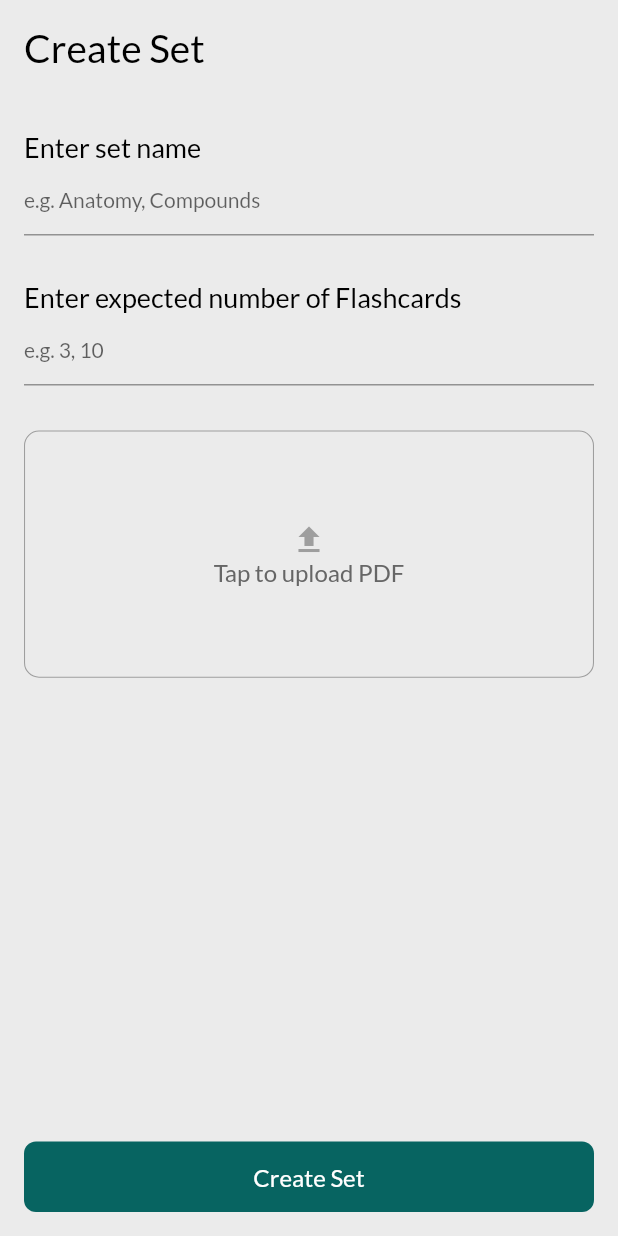
After one commit to bhav-khurana/inter-iit-prep, a Flutter app: the screen it shows after launch, item 3 of the bottom bar chosen, after a tap on "Create New +", on a phone screen of 412 x 824 dp. The commit adds this screen. Run offline on Flutter 3.47's test engine with Material 2 defaults, Android fonts, the phone set to English and light mode, and no system bars; our stand-ins replace animated_splash_screen, cloud_firestore, file_picker, firebase_core, floating_bottom_navigation_bar, google_fonts and 2 more; missing offline and left inert: pdf_text; accounts and stored records are empty.

Commit message:
set up edtech page

```diff
--- /dev/null
+++ b/lib/features/edTech/createSetPage.dart
@@ -0,0 +1,106 @@
+import 'dart:io';
+
+import 'package:file_picker/file_picker.dart';
+import 'package:flutter/material.dart';
+import 'package:interiit_prep/features/foodtech/components/endButton.dart';
+import 'package:interiit_prep/features/foodtech/components/infoText.dart';
+import 'package:interiit_prep/features/healthtech/components/inputField.dart';
+import 'package:interiit_prep/shared/appColors.dart';
+import 'package:interiit_prep/shared/textWidgets.dart';
+import 'package:pdf_text/pdf_text.dart';
+import 'package:shared_preferences/shared_preferences.dart';
+
+class CreateSetPage extends StatefulWidget {
+  const CreateSetPage({Key? key}) : super(key: key);
+
+  @override
+  State<CreateSetPage> createState() => _CreateSetPageState();
+}
+
+class _CreateSetPageState extends State<CreateSetPage> {
+
+  TextEditingController nameController = TextEditingController();
+  TextEditingController noOfCardsController = TextEditingController();
+
+  bool loading = false;
+
+  Future<File> chooseFiles() async {
+    setState(() {
+      loading = true;
+    });
+    FilePickerResult? result = await FilePicker.platform.pickFiles();
+    if (result != null) {
+      File file = File(result.files.single.path!);
+      PDFDoc doc = await PDFDoc.fromFile(file);
+      String docText = await doc.text;
+      final prefs = await SharedPreferences.getInstance();
+      await prefs.setString(
+          'flashcardSet ${nameController.text} text', docText);
+      await prefs.setInt('flashcardSet ${nameController.text} noOfCards', int.parse(noOfCardsController.text));
+      List<String> sets = prefs.getStringList('flashcardSets') ?? [];
+      sets.add(nameController.text);
+      await prefs.setStringList('flashcardSets', sets);
+      setState(() {
+        loading = false;
+      });
+      Navigator.pop(context);
+      return file;
+    } else {
+      return File('');
+    }
+  }
+
+  @override
+  Widget build(BuildContext context) {
+    return Scaffold(
+      resizeToAvoidBottomInset: false,
+      backgroundColor: AppColors.primaryColor,
+      body: SafeArea(
+        child: Padding(
+          padding: EdgeInsets.all(16.0),
+          child: Column(
+            crossAxisAlignment: CrossAxisAlignment.start,
+            children: [
+              TitleText(text: 'Create Set'),
+              SizedBox(height: 40,),
+              MediumText(text: 'Enter set name'),
+              InputField(controller: nameController, hint: 'e.g. Anatomy, Compounds'),
+              SizedBox(height: 30,),
+              MediumText(text: 'Enter expected number of Flashcards'),
+              InputField(controller: noOfCardsController, hint: 'e.g. 3, 10'),
+              SizedBox(height: 30,),
+              Center(
+                child: GestureDetector(
+                  onTap: () {
+                    chooseFiles();
+                  },
+                  child: Container(
+                    decoration: BoxDecoration(
+                        borderRadius: BorderRadius.circular(10),
+                        border: Border.all(
+                            width: 0.7, color: Colors.grey)),
+                    height: MediaQuery.of(context).size.height * 0.2,
+                    child: Center(
+                      child: Column(
+                        mainAxisAlignment: MainAxisAlignment.center,
+                        children: const [
+                          Icon(
+                            Icons.upload,
+                            color: Colors.grey,
+                          ),
+                          InfoText(text: 'Tap to upload PDF')
+                        ],
+                      ),
+                    ),
+                  ),
+                ),
+              ),
+              Spacer(),
+              EndButton(text: 'Create Set', color: AppColors.greenColor)
+            ],
+          ),
+        ),
+      ),
+    );
+  }
+}
--- a/lib/features/edTech/edTechScreenn.dart
+++ b/lib/features/edTech/edTechScreenn.dart
@@ -1,4 +1,10 @@
 import 'package:flutter/material.dart';
+import 'package:google_fonts/google_fonts.dart';
+import 'package:interiit_prep/features/edTech/components/flashcardTile.dart';
+import 'package:interiit_prep/features/edTech/createSetPage.dart';
+import 'package:interiit_prep/shared/appColors.dart';
+import 'package:interiit_prep/shared/textWidgets.dart';
+import 'package:shared_preferences/shared_preferences.dart';
 
 class EdTechScreen extends StatefulWidget {
   const EdTechScreen({Key? key}) : super(key: key);
@@ -8,8 +14,76 @@ class EdTechScreen extends StatefulWidget {
 }
 
 class _EdTechScreenState extends State<EdTechScreen> {
+
+  Future<List> getFlashcardSets() async {
+    List flashcardSets = [];
+    SharedPreferences prefs = await SharedPreferences.getInstance();
+    List sets = prefs.getStringList('flashcardSets') ?? [];
+    for (String set in sets) {
+      flashcardSets.add({
+        'name': set,
+        'text': prefs.getString('flashcardSet $set text'),
+        'noOfCards': prefs.getInt('flashcardSet $set noOfCards'),
+      });
+    }
+    return flashcardSets;
+  }
   @override
   Widget build(BuildContext context) {
-    return Container();
+    getFlashcardSets();
+    return SafeArea(
+      child: Padding(
+        padding: EdgeInsets.all(16),
+        child: Column(
+          crossAxisAlignment: CrossAxisAlignment.start,
+          children: [
+            TitleText(text: 'Flashcard sets'),
+            SizedBox(height: 12,),
+            GestureDetector(
+              onTap: () {
+                Navigator.push(context, MaterialPageRoute(builder: (context) => CreateSetPage())).then((value) {
+                  setState(() {});
+                });
+              },
+              child: Padding(
+                padding: const EdgeInsets.symmetric(vertical: 8.0),
+                child: Container(
+                  padding: EdgeInsets.all(8),
+                  decoration: BoxDecoration(
+                    border: Border.all(color: AppColors.greenColor),
+                    borderRadius: BorderRadius.circular(12),
+                    color: Colors.white
+                  ),
+                  child: Text(
+                    'Create New +',
+                    style: GoogleFonts.lato(
+                        textStyle: TextStyle(
+                            color: AppColors.greenColor,
+                            fontWeight: FontWeight.w500,
+                            fontSize: 17)),
+                  ),
+                ),
+              ),
+            ),
+            SizedBox(height: 12,),
+            FutureBuilder(
+              future: getFlashcardSets(),
+              builder: (context, snapshot) {
+                if (snapshot.connectionState == ConnectionState.done) {
+                  List sets = snapshot.data ?? [];
+                  return Column(
+                    children: [
+                      for (var set in sets)
+                        FlashcardTile(name: set['name'], noOfCards: set['noOfCards'])
+                    ],
+                  );
+                }
+                return Center(child: CircularProgressIndicator(color: AppColors.greenColor,),);
+              },
+            )
+          ],
+        ),
+      ),
+    );
   }
 }
--- /dev/null
+++ b/lib/features/foodtech/components/infoText.dart
@@ -0,0 +1,25 @@
+import 'package:flutter/material.dart';
+import 'package:google_fonts/google_fonts.dart';
+
+import '../../../shared/appColors.dart';
+
+class InfoText extends StatelessWidget {
+  const InfoText({
+    Key? key,
+    required this.text,
+}) : super(key: key);
+
+  final String text;
+
+  @override
+  Widget build(BuildContext context) {
+    return Text(
+      text,
+      style: GoogleFonts.lato(
+        fontSize: 16,
+        color: AppColors.infoGreyColor,
+      ),
+      textAlign: TextAlign.center,
+    );
+  }
+}
--- a/lib/shared/textWidgets.dart
+++ b/lib/shared/textWidgets.dart
@@ -13,10 +13,29 @@ class MediumText extends StatelessWidget {
       text,
       style: GoogleFonts.lato(
           textStyle: const TextStyle(
-              fontSize: 20,
+              fontSize: 18,
               color: AppColors.primaryBlackColor
           )
       ),
     );
   }
 }
+
+class TitleText extends StatelessWidget {
+  const TitleText({Key? key, required this.text}) : super(key: key);
+
+  final String text;
+
+  @override
+  Widget build(BuildContext context) {
+    return Text(
+      text,
+      style: GoogleFonts.lato(
+          textStyle: const TextStyle(
+              fontSize: 26,
+              color: AppColors.primaryBlackColor
+          )
+      ),
+    );
+  }
+}
--- a/pubspec.yaml
+++ b/pubspec.yaml
@@ -45,6 +45,8 @@ dependencies:
   intl:
   cloud_firestore: ^4.9.0
   firebase_core: ^2.15.1
+  file_picker: ^5.2.5
+  pdf_text: ^0.5.0
 
 
 dev_dependencies:
```
Also changed, not shown: lib/features/edTech/components/flashcardTile.dart (added, +70 -0 lines), lib/features/foodtech/doctorListPage.dart (+22 -1 lines), assets/flashcardLogo.png (added), pubspec.lock.
